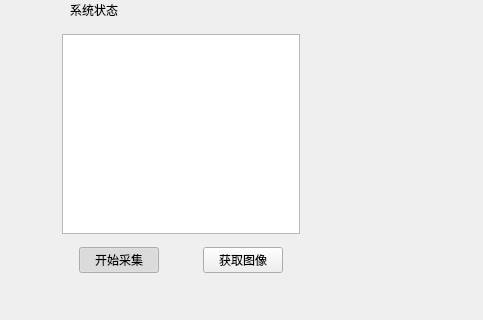
This is resource/ui/HomeInterface.ui in Rabbits-sys/steroCameraGUI as Qt 5 draws it before an edit; both pictures show x 0 to 483 and y 473 to 793 of the 1200 by 793 pixel window. The edited form follows.
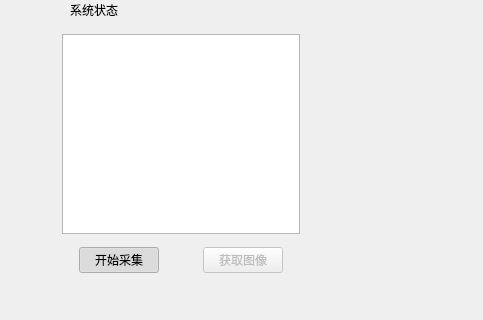
This is the edited form. Icons and pictures are not drawn. Custom widgets are drawn as their Qt base class.

```diff
--- a/resource/ui/HomeInterface.ui
+++ b/resource/ui/HomeInterface.ui
@@ -308,6 +308,9 @@
               </item>
               <item>
                <widget class="PrimaryPushButton" name="stateGrabButton">
+                <property name="enabled">
+                 <bool>false</bool>
+                </property>
                 <property name="text">
                  <string>获取图像</string>
                 </property>
```
